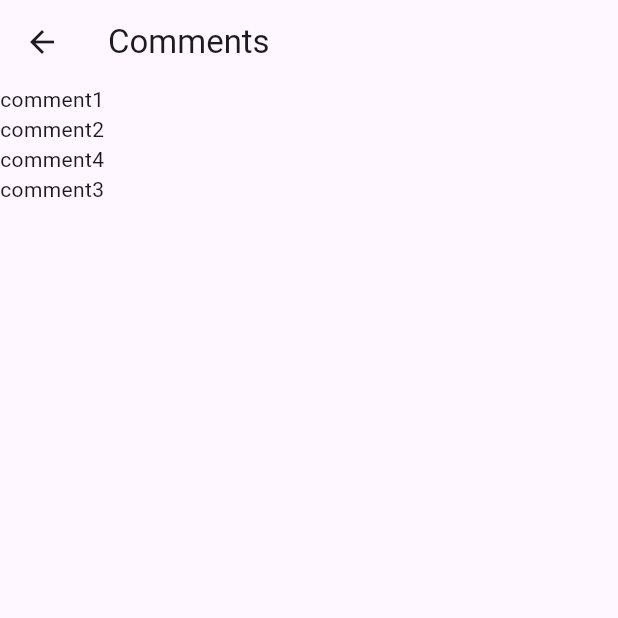
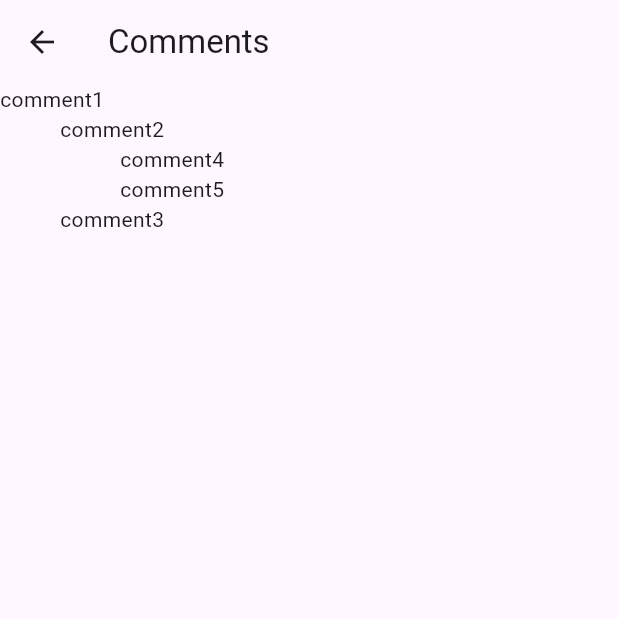
Before and after one commit to layandreas/hackerfluff, a Flutter app: the CommentsView screen opened by its route, on a phone screen of 412 x 824 dp, the top half of it. Run offline on Flutter 3.47's test engine with Material 3 defaults, Android fonts, the phone set to English and light mode, and no system bars; our stand-ins replace flutter_riverpod, freezed_annotation, riverpod_annotation; generated files the repository leaves out were written again.

Commit message:
Fixed alignment

```diff
--- a/lib/src/app.dart
+++ b/lib/src/app.dart
@@ -272,6 +272,7 @@ class TestSingleCommentsView extends StatelessWidget {
     switch (isParentWidget) {
       case true:
         return Column(
+          crossAxisAlignment: CrossAxisAlignment.start,
           children: [
             Text(comment.text),
             for (final child in comment.children)
@@ -279,30 +280,33 @@ class TestSingleCommentsView extends StatelessWidget {
           ],
         );
       case false:
-        return Column(
-          children: [
-            Text(comment.text),
-            for (final child in comment.children)
-              TestSingleCommentsView(comment: child)
-          ],
+        // return Column(
+        //   children: [
+        //     Text(comment.text),
+        //     for (final child in comment.children)
+        //       TestSingleCommentsView(comment: child)
+        //   ],
+        // );
+        return Padding(
+          padding: const EdgeInsets.only(left: 40.0),
+          child: Column(
+            crossAxisAlignment: CrossAxisAlignment.start,
+            children: [
+              Text(comment.text),
+              for (final child in comment.children)
+                TestSingleCommentsView(comment: child)
+            ],
+          ),
         );
-      // return Padding(
-      //   padding: const EdgeInsets.only(left: 50.0),
-      //   child: Column(
-      //     children: [
-      //       Text(comment.text),
-      //       for (final child in comment.children)
-      //         TestSingleCommentsView(comment: child)
-      //     ],
-      //   ),
-      // );
     }
   }
 }
 
 final comment = CommentModel('1', 'comment1', [
-  CommentModel('2', 'comment2',
-      <CommentModel>[CommentModel('4', 'comment4', <CommentModel>[])]),
+  CommentModel('2', 'comment2', <CommentModel>[
+    CommentModel('4', 'comment4', <CommentModel>[]),
+    CommentModel('5', 'comment5', <CommentModel>[])
+  ]),
   CommentModel('3', 'comment3', <CommentModel>[])
 ]);
 
```
